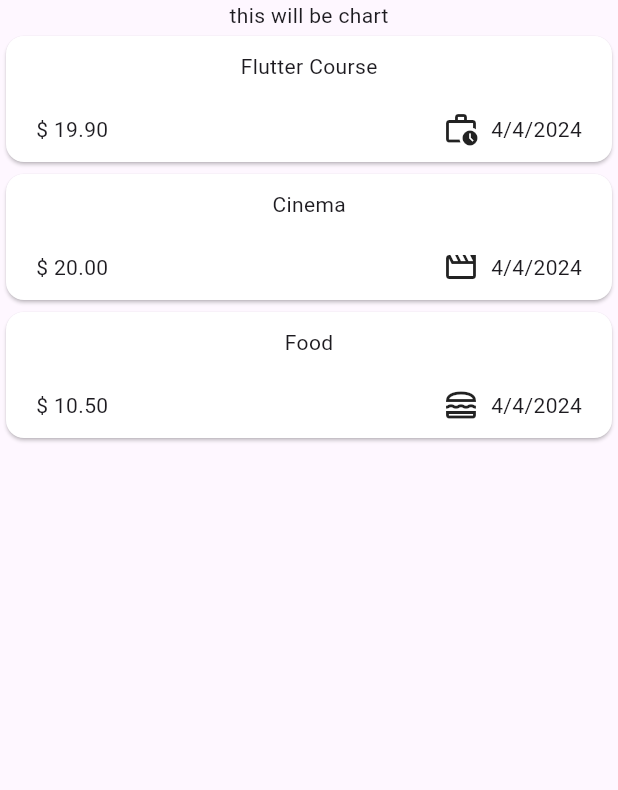
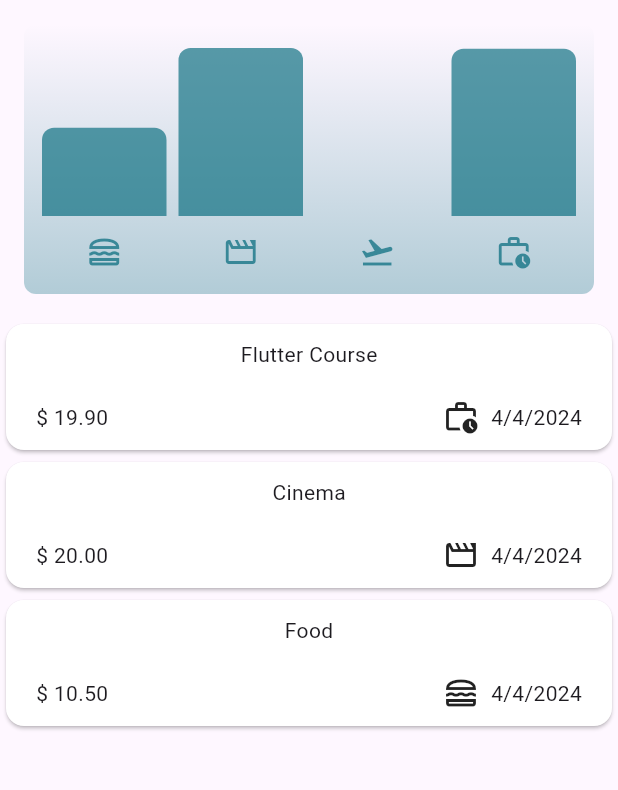
Before and after one commit to ddreambug/expense_tracker, a Flutter app: the screen it shows after launch, on a phone screen of 412 x 824 dp, the part 84-874 px from its top. Run offline on Flutter 3.47's test engine with Material 3 defaults, Android fonts, the phone set to English and light mode, and no system bars.

Commit message:
adding chart

```diff
--- a/lib/model/expense_model.dart
+++ b/lib/model/expense_model.dart
@@ -8,7 +8,7 @@ const uuid = Uuid();
 
 enum Category { food, travel, leisure, work }
 
-const categoryIcon = {
+const categoryIcons = {
   Category.food: Icons.lunch_dining_outlined,
   Category.travel: Icons.flight_takeoff,
   Category.leisure: Icons.movie_creation_outlined,
@@ -37,16 +37,25 @@ class ExpenseModel {
 class ExpenseBucket {
   const ExpenseBucket({
     required this.category,
-    required this.expense,
+    required this.expenses,
   });
 
+  // additional constructor for filtering chart
+  ExpenseBucket.forCategory(List<ExpenseModel> allExpenses, this.category)
+      : expenses = allExpenses
+            .where((expense) => expense.category == category)
+            .toList();
+  // jadi expense adalah nama variabel untuk melambangkan allexpenses untuk menghindari variable foreshadowing dalam lamba anonymous function
+  // contoh jika expense diganti ke allExpense mungkin lebih gampang dibaca tapi logic yang ada didalam fungsinya bisa merubah outer scope juga yang
+  // membuat adanya confusion
+
   final Category category;
-  final List<ExpenseModel> expense;
+  final List<ExpenseModel> expenses;
 
   double get totalExpenses {
     double sum = 0;
 
-    for (final expense in expense) {
+    for (final expense in expenses) {
       sum += expense.amount;
     }
     return sum;
--- /dev/null
+++ b/lib/widgets/chart/chart.dart
@@ -0,0 +1,95 @@
+import 'package:flutter/material.dart';
+
+import 'package:expense_tracker/widgets/chart/chart_bar.dart';
+import 'package:expense_tracker/model/expense_model.dart';
+
+class Chart extends StatelessWidget {
+  const Chart({super.key, required this.expenses});
+
+  final List<ExpenseModel> expenses;
+
+  List<ExpenseBucket> get buckets {
+    return [
+      ExpenseBucket.forCategory(expenses, Category.food),
+      ExpenseBucket.forCategory(expenses, Category.leisure),
+      ExpenseBucket.forCategory(expenses, Category.travel),
+      ExpenseBucket.forCategory(expenses, Category.work),
+    ];
+  }
+
+  double get maxTotalExpense {
+    double maxTotalExpense = 0;
+
+    for (final bucket in buckets) {
+      if (bucket.totalExpenses > maxTotalExpense) {
+        maxTotalExpense = bucket.totalExpenses;
+      }
+    }
+
+    return maxTotalExpense;
+  }
+
+  @override
+  Widget build(BuildContext context) {
+    final isDarkMode =
+        MediaQuery.of(context).platformBrightness == Brightness.dark;
+    return Container(
+      margin: const EdgeInsets.all(16),
+      padding: const EdgeInsets.symmetric(
+        vertical: 16,
+        horizontal: 8,
+      ),
+      width: double.infinity,
+      height: 180,
+      decoration: BoxDecoration(
+        borderRadius: BorderRadius.circular(8),
+        gradient: LinearGradient(
+          colors: [
+            Theme.of(context).colorScheme.primary.withOpacity(0.3),
+            Theme.of(context).colorScheme.primary.withOpacity(0.0)
+          ],
+          begin: Alignment.bottomCenter,
+          end: Alignment.topCenter,
+        ),
+      ),
+      child: Column(
+        children: [
+          Expanded(
+            child: Row(
+              crossAxisAlignment: CrossAxisAlignment.end,
+              children: [
+                for (final bucket in buckets) // alternative to map()
+                  ChartBar(
+                    fill: bucket.totalExpenses == 0
+                        ? 0
+                        : bucket.totalExpenses / maxTotalExpense,
+                  )
+              ],
+            ),
+          ),
+          const SizedBox(height: 12),
+          Row(
+            children: buckets
+                .map(
+                  (bucket) => Expanded(
+                    child: Padding(
+                      padding: const EdgeInsets.symmetric(horizontal: 4),
+                      child: Icon(
+                        categoryIcons[bucket.category],
+                        color: isDarkMode
+                            ? Theme.of(context).colorScheme.secondary
+                            : Theme.of(context)
+                                .colorScheme
+                                .primary
+                                .withOpacity(0.7),
+                      ),
+                    ),
+                  ),
+                )
+                .toList(),
+          )
+        ],
+      ),
+    );
+  }
+}
--- /dev/null
+++ b/lib/widgets/chart/chart_bar.dart
@@ -0,0 +1,34 @@
+import 'package:flutter/material.dart';
+
+class ChartBar extends StatelessWidget {
+  const ChartBar({
+    super.key,
+    required this.fill,
+  });
+
+  final double fill;
+
+  @override
+  Widget build(BuildContext context) {
+    final isDarkMode =
+        MediaQuery.of(context).platformBrightness == Brightness.dark;
+    return Expanded(
+      child: Padding(
+        padding: const EdgeInsets.symmetric(horizontal: 4),
+        child: FractionallySizedBox(
+          heightFactor: fill,
+          child: DecoratedBox(
+            decoration: BoxDecoration(
+              shape: BoxShape.rectangle,
+              borderRadius:
+                  const BorderRadius.vertical(top: Radius.circular(8)),
+              color: isDarkMode
+                  ? Theme.of(context).colorScheme.secondary
+                  : Theme.of(context).colorScheme.primary.withOpacity(0.65),
+            ),
+          ),
+        ),
+      ),
+    );
+  }
+}
--- a/lib/widgets/expenses.dart
+++ b/lib/widgets/expenses.dart
@@ -1,3 +1,4 @@
+import 'package:expense_tracker/widgets/chart/chart.dart';
 import 'package:expense_tracker/widgets/expenses_list/expenses_list.dart';
 import 'package:expense_tracker/model/expense_model.dart';
 import 'package:expense_tracker/widgets/new_expenses.dart';
@@ -92,7 +93,7 @@ class _ExpensesState extends State<Expenses> {
       ),
       body: Column(
         children: [
-          const Text('this will be chart'),
+          Chart(expenses: _registeredExpenses),
           Expanded(child: mainContent),
         ],
       ),
--- a/lib/widgets/expenses_list/expenses_item.dart
+++ b/lib/widgets/expenses_list/expenses_item.dart
@@ -21,7 +21,7 @@ class ExpensesItem extends StatelessWidget {
                 const Spacer(),
                 Row(
                   children: [
-                    Icon(categoryIcon[expenseItem.category]),
+                    Icon(categoryIcons[expenseItem.category]),
                     const SizedBox(width: 8),
                     Text(expenseItem.formattedDate),
                   ],
```
